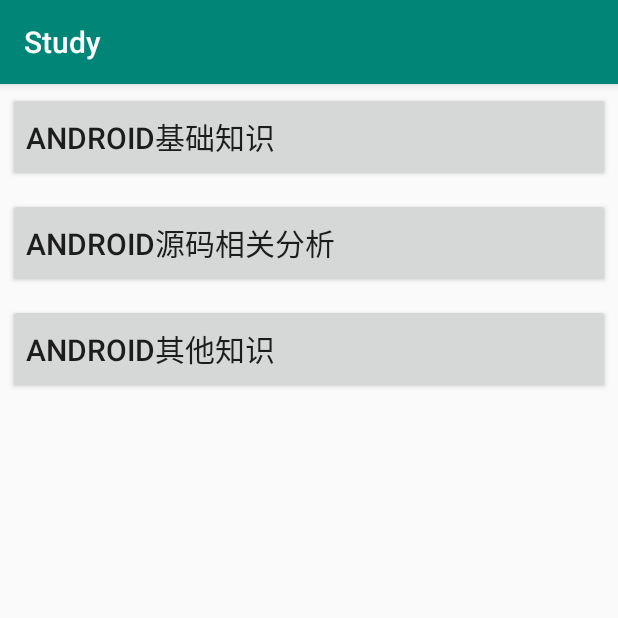
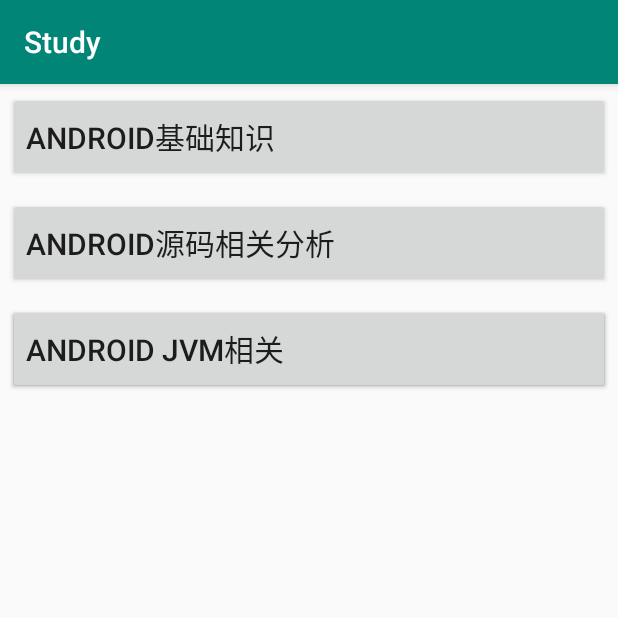
Before and after one commit to YinWuteng/StudyApp, an Android app: the AndroidActivity screen opened directly, with no data from a screen before it, on a phone screen of 412 x 824 dp, the top half of it. Run offline under Robolectric (Android 15) with nearby library versions, the phone set to English and light mode, and no system bars.

Commit message:
更新Android知识模块代码

```diff
--- a/app/src/main/java/com/study/android/AndroidActivity.java
+++ b/app/src/main/java/com/study/android/AndroidActivity.java
@@ -19,33 +19,41 @@ public class AndroidActivity extends BaseActivity implements View.OnClickListene
 
     @Override
     protected void findId() {
-        Button btnAndroidBase=findViewById(R.id.btn_android_base);
-        Button btnAndroidCodeSource=findViewById(R.id.btn_android_code_source);
-        Button btnAndroidOther=findViewById(R.id.btn_android_other);
-
+        Button btnAndroidBase = findViewById(R.id.btn_android_base);
+        Button btnAndroidCodeSource = findViewById(R.id.btn_android_code_source);
+        Button btnAndroidOther = findViewById(R.id.btn_android_other);
+        Button btnAndroidJVM = findViewById(R.id.btn_android_jvm);
         btnAndroidBase.setOnClickListener(this);
         btnAndroidCodeSource.setOnClickListener(this);
         btnAndroidOther.setOnClickListener(this);
+        btnAndroidJVM.setOnClickListener(this);
     }
 
     @Override
     public void onClick(View v) {
-        Intent intent=new Intent();
-        switch (v.getId()){
+        Intent intent = new Intent();
+        switch (v.getId()) {
             case R.id.btn_android_base:
                 intent.setClass(this, AlgorithmWebActivity.class);
-                intent.putExtra("url","https://github.com/YinWuteng/StudyApp/blob/master/app/src/main/java/com/study/android/android_base");
+                intent.putExtra("url", "https://github.com/YinWuteng/StudyApp/blob/master/app/src/main/java/com/study/android/android_base");
                 startActivity(intent);
                 break;
             case R.id.btn_android_code_source:
                 intent.setClass(this, AlgorithmWebActivity.class);
-                intent.putExtra("url","https://github.com/YinWuteng/StudyApp/blob/master/app/src/main/java/com/study/android/android_code_source");
+                intent.putExtra("url", "https://github.com/YinWuteng/StudyApp/blob/master/app/src/main/java/com/study/android/android_code_source");
                 startActivity(intent);
                 break;
             case R.id.btn_android_other:
                 intent.setClass(this, AlgorithmWebActivity.class);
-                intent.putExtra("url","https://github.com/YinWuteng/StudyApp/blob/master/app/src/main/java/com/study/android/android_other");
+                intent.putExtra("url", "https://github.com/YinWuteng/StudyApp/blob/master/app/src/main/java/com/study/android/android_other");
                 startActivity(intent);
+                break;
+            case R.id.btn_android_jvm:
+                intent.setClass(this, AlgorithmWebActivity.class);
+                intent.putExtra("url", "https://github.com/YinWuteng/StudyApp/blob/master/app/src/main/java/com/study/android/android_jvm");
+                startActivity(intent);
+                break;
+            default:
                 break;
         }
     }
--- a/app/src/main/res/layout/activity_android.xml
+++ b/app/src/main/res/layout/activity_android.xml
@@ -30,4 +30,14 @@
         android:text="Android其他知识"
         android:textSize="@dimen/sp_20"
         />
+    <Button
+        android:id="@+id/btn_android_jvm"
+        android:layout_width="match_parent"
+        android:layout_height="@dimen/dp_60"
+        android:layout_margin="@dimen/dp_5"
+        android:layout_below="@+id/btn_android_code_source"
+        android:gravity="center_vertical"
+        android:text="Android JVM相关"
+        android:textSize="@dimen/sp_20"
+        />
 </RelativeLayout>
```
Also changed, not shown: 2 other files.
